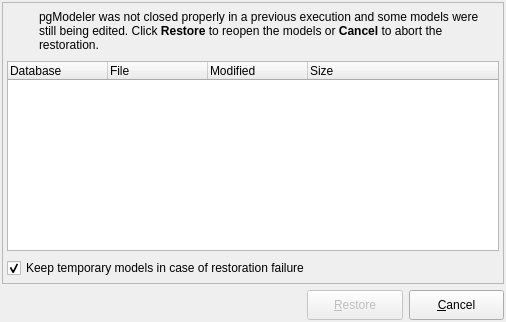
Qt form libpgmodeler_ui/ui/modelrestorationform.ui (pgmodeler/pgmodeler) before a commit.
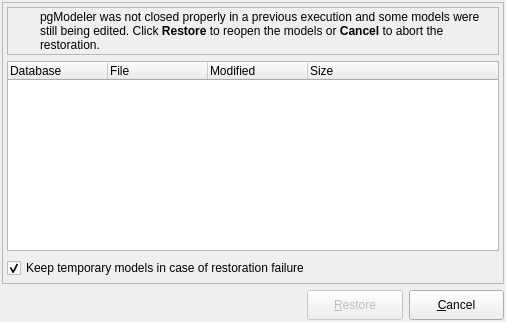
The same form after that commit. Icons and pictures are not drawn.

Commit message: Minor adjustments in central frame of the dialogs modelfixform.ui and modelrestorationform.ui

Diff of the .ui file:
```diff
--- a/libpgmodeler_ui/ui/modelrestorationform.ui
+++ b/libpgmodeler_ui/ui/modelrestorationform.ui
@@ -153,7 +153,7 @@
          </size>
         </property>
         <property name="frameShape">
-         <enum>QFrame::NoFrame</enum>
+         <enum>QFrame::StyledPanel</enum>
         </property>
         <property name="frameShadow">
          <enum>QFrame::Raised</enum>
```
The commit also changes 1 other file.
